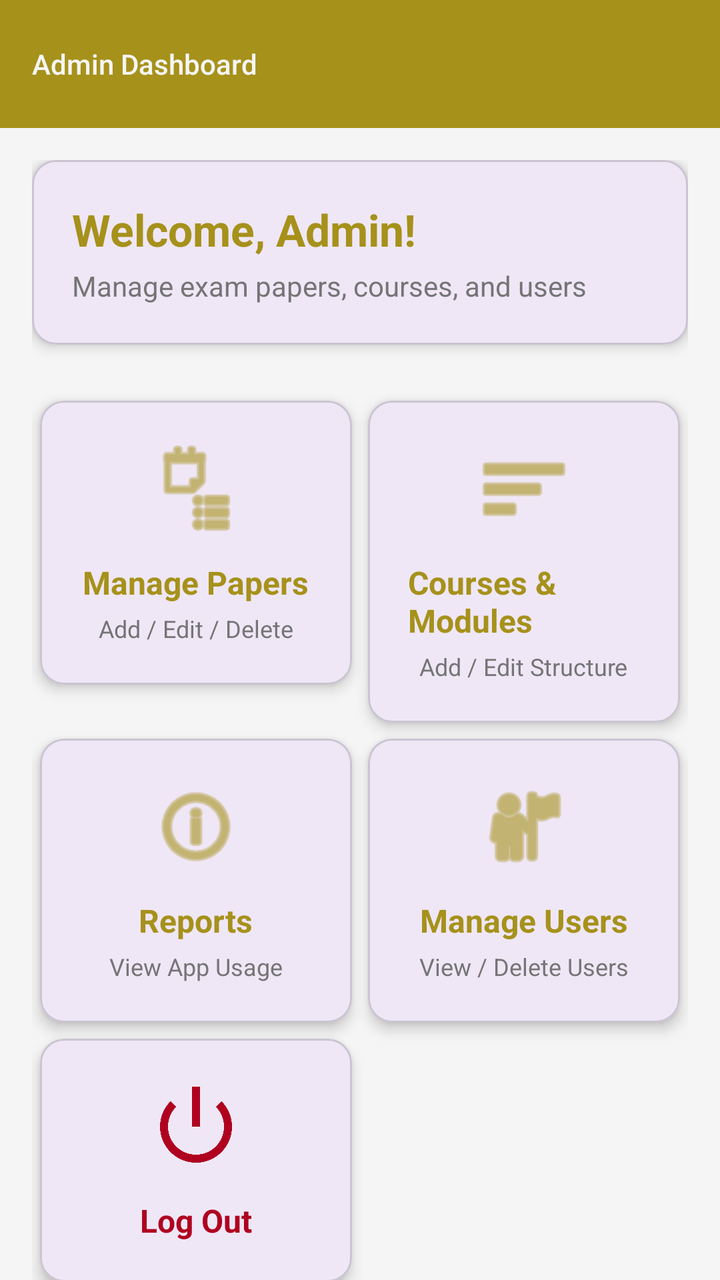
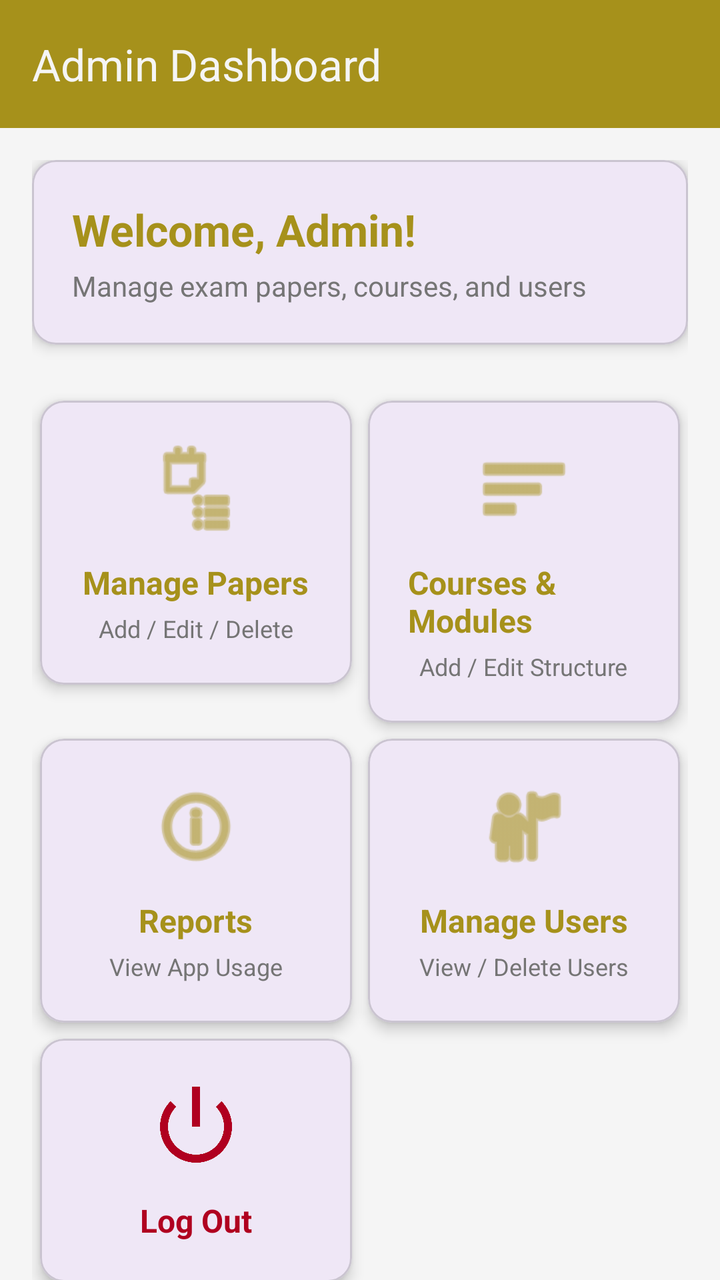

The first picture is an Android layout as it rendered before a commit; the second is the same layout after the commit. The layout source and the unified diff follow.
<!-- AndroidManifest.xml: application theme Theme.Academic_Vault -->
<!-- res/layout/activity_admin_dashboard.xml -->
<?xml version="1.0" encoding="utf-8"?>
<androidx.coordinatorlayout.widget.CoordinatorLayout
    xmlns:android="http://schemas.android.com/apk/res/android"
    xmlns:app="http://schemas.android.com/apk/res-auto"
    android:layout_width="match_parent"
    android:layout_height="match_parent"
    android:background="@color/background">

    
    <com.google.android.material.appbar.AppBarLayout
        android:layout_width="match_parent"
        android:layout_height="wrap_content"
        android:theme="@style/ThemeOverlay.AppCompat.Dark.ActionBar">

        <androidx.appcompat.widget.Toolbar
            android:id="@+id/toolbar"
            android:layout_width="match_parent"
            android:layout_height="?attr/actionBarSize"
            android:background="@color/accent"
            app:title="Admin Dashboard"
            app:titleTextAppearance="@style/TextAppearance.AppCompat.Body2"
            app:titleTextColor="@color/background" />

    </com.google.android.material.appbar.AppBarLayout>

    
    <androidx.core.widget.NestedScrollView
        android:layout_width="match_parent"
        android:layout_height="match_parent"
        app:layout_behavior="@string/appbar_scrolling_view_behavior">

        <LinearLayout
            android:layout_width="match_parent"
            android:layout_height="wrap_content"
            android:orientation="vertical"
            android:padding="16dp">

            
            <com.google.android.material.card.MaterialCardView
                android:layout_width="match_parent"
                android:layout_height="wrap_content"
                android:layout_marginBottom="24dp"
                app:cardCornerRadius="12dp"
                app:cardElevation="4dp">

                <LinearLayout
                    android:layout_width="match_parent"
                    android:layout_height="wrap_content"
                    android:orientation="vertical"
                    android:padding="20dp">

                    <TextView
                        android:layout_width="wrap_content"
                        android:layout_height="wrap_content"
                        android:text="Welcome, Admin!"
                        android:textColor="@color/accent"
                        android:textSize="22sp"
                        android:textStyle="bold" />

                    <TextView
                        android:layout_width="wrap_content"
                        android:layout_height="wrap_content"
                        android:text="Manage exam papers, courses, and users"
                        android:textSize="14sp"
                        android:textColor="@color/secondaryText"
                        android:layout_marginTop="4dp" />

                </LinearLayout>

            </com.google.android.material.card.MaterialCardView>

            
            <GridLayout
                android:layout_width="match_parent"
                android:layout_height="wrap_content"
                android:rowCount="3"
                android:columnCount="2"
                android:alignmentMode="alignMargins"
                android:useDefaultMargins="true">

                
                <com.google.android.material.card.MaterialCardView
                    android:id="@+id/card_manage_papers"
                    android:layout_width="0dp"
                    android:layout_height="wrap_content"
                    android:layout_columnWeight="1"
                    app:cardCornerRadius="12dp"
                    app:cardElevation="4dp"
                    android:clickable="true"
                    android:focusable="true">

                    <LinearLayout
                        android:layout_width="match_parent"
                        android:layout_height="wrap_content"
                        android:orientation="vertical"
                        android:padding="20dp"
                        android:gravity="center">

                        <ImageView
                            android:layout_width="48dp"
                            android:layout_height="48dp"
                            android:src="@android:drawable/ic_menu_agenda"
                            app:tint="@color/accent" />

                        <TextView
                            android:layout_width="wrap_content"
                            android:layout_height="wrap_content"
                            android:layout_marginTop="12dp"
                            android:text="Manage Papers"
                            android:textColor="@color/accent"
                            android:textSize="16sp"
                            android:textStyle="bold" />

                        <TextView
                            android:layout_width="wrap_content"
                            android:layout_height="wrap_content"
                            android:text="Add / Edit / Delete"
                            android:textSize="12sp"
                            android:textColor="@color/secondaryText"
                            android:layout_marginTop="4dp" />

                    </LinearLayout>

                </com.google.android.material.card.MaterialCardView>

                
                <com.google.android.material.card.MaterialCardView
                    android:id="@+id/card_manage_courses"
                    android:layout_width="0dp"
                    android:layout_height="wrap_content"
                    android:layout_columnWeight="1"
                    app:cardCornerRadius="12dp"
                    app:cardElevation="4dp"
                    android:clickable="true"
                    android:focusable="true">

                    <LinearLayout
                        android:layout_width="match_parent"
                        android:layout_height="wrap_content"
                        android:orientation="vertical"
                        android:padding="20dp"
                        android:gravity="center">

                        <ImageView
                            android:layout_width="48dp"
                            android:layout_height="48dp"
                            android:src="@android:drawable/ic_menu_sort_by_size"
                            app:tint="@color/accent" />

                        <TextView
                            android:layout_width="wrap_content"
                            android:layout_height="wrap_content"
                            android:layout_marginTop="12dp"
                            android:text="Courses &amp; Modules"
                            android:textColor="@color/accent"
                            android:textSize="16sp"
                            android:textStyle="bold" />

                        <TextView
                            android:layout_width="wrap_content"
                            android:layout_height="wrap_content"
                            android:text="Add / Edit Structure"
                            android:textSize="12sp"
                            android:textColor="@color/secondaryText"
                            android:layout_marginTop="4dp" />

                    </LinearLayout>

                </com.google.android.material.card.MaterialCardView>

                
                <com.google.android.material.card.MaterialCardView
                    android:id="@+id/card_reports"
                    android:layout_width="0dp"
                    android:layout_height="wrap_content"
                    android:layout_columnWeight="1"
                    app:cardCornerRadius="12dp"
                    app:cardElevation="4dp"
                    android:clickable="true"
                    android:focusable="true">

                    <LinearLayout
                        android:layout_width="match_parent"
                        android:layout_height="wrap_content"
                        android:orientation="vertical"
                        android:padding="20dp"
                        android:gravity="center">

                        <ImageView
                            android:layout_width="48dp"
                            android:layout_height="48dp"
                            android:src="@android:drawable/ic_menu_info_details"
                            app:tint="@color/accent" />

                        <TextView
                            android:layout_width="wrap_content"
                            android:layout_height="wrap_content"
                            android:layout_marginTop="12dp"
                            android:text="Reports"
                            android:textColor="@color/accent"
                            android:textSize="16sp"
                            android:textStyle="bold" />

                        <TextView
                            android:layout_width="wrap_content"
                            android:layout_height="wrap_content"
                            android:text="View App Usage"
                            android:textSize="12sp"
                            android:textColor="@color/secondaryText"
                            android:layout_marginTop="4dp" />

                    </LinearLayout>

                </com.google.android.material.card.MaterialCardView>

                
                <com.google.android.material.card.MaterialCardView
                    android:id="@+id/card_manage_users"
                    android:layout_width="0dp"
                    android:layout_height="wrap_content"
                    android:layout_columnWeight="1"
                    app:cardCornerRadius="12dp"
                    app:cardElevation="4dp"
                    android:clickable="true"
                    android:focusable="true">

                    <LinearLayout
                        android:layout_width="match_parent"
                        android:layout_height="wrap_content"
                        android:orientation="vertical"
                        android:padding="20dp"
                        android:gravity="center">

                        <ImageView
                            android:layout_width="48dp"
                            android:layout_height="48dp"
                            android:src="@android:drawable/ic_menu_myplaces"
                            app:tint="@color/accent" />

                        <TextView
                            android:layout_width="wrap_content"
                            android:layout_height="wrap_content"
                            android:layout_marginTop="12dp"
                            android:text="Manage Users"
                            android:textColor="@color/accent"
                            android:textSize="16sp"
                            android:textStyle="bold" />

                        <TextView
                            android:layout_width="wrap_content"
                            android:layout_height="wrap_content"
                            android:text="View / Delete Users"
                            android:textSize="12sp"
                            android:textColor="@color/secondaryText"
                            android:layout_marginTop="4dp" />

                    </LinearLayout>

                </com.google.android.material.card.MaterialCardView>

                
                <com.google.android.material.card.MaterialCardView
                    android:id="@+id/card_logout"
                    android:layout_width="0dp"
                    android:layout_height="wrap_content"
                    android:layout_columnWeight="1"
                    app:cardCornerRadius="12dp"
                    app:cardElevation="4dp"
                    android:clickable="true"
                    android:focusable="true">

                    <LinearLayout
                        android:layout_width="match_parent"
                        android:layout_height="wrap_content"
                        android:orientation="vertical"
                        android:padding="20dp"
                        android:gravity="center">

                        <ImageView
                            android:layout_width="48dp"
                            android:layout_height="48dp"
                            android:src="@android:drawable/ic_lock_power_off"
                            app:tint="@color/error" />

                        <TextView
                            android:layout_width="wrap_content"
                            android:layout_height="wrap_content"
                            android:text="Log Out"
                            android:textSize="16sp"
                            android:textStyle="bold"
                            android:layout_marginTop="12dp"
                            android:textColor="@color/error" />

                    </LinearLayout>

                </com.google.android.material.card.MaterialCardView>

            </GridLayout>

        </LinearLayout>

    </androidx.core.widget.NestedScrollView>

</androidx.coordinatorlayout.widget.CoordinatorLayout>
<!-- resources referenced by this layout -->
<resources>
  <color name="accent">#A6911B</color>
  <color name="background">#F5F5F5</color>
  <color name="error">#B00020</color>
  <color name="secondaryText">#757575</color>
  <style name="Theme.Academic_Vault" parent="Base.Theme.Academic_Vault" />
  <style name="Base.Theme.Academic_Vault" parent="Theme.Material3.DayNight.NoActionBar">
          
          
      </style>
</resources>

<!-- the commit's change to res/layout/activity_admin_dashboard.xml (unified diff, before → after) -->
@@ -16,9 +16,11 @@
             android:id="@+id/toolbar"
             android:layout_width="match_parent"
             android:layout_height="?attr/actionBarSize"
-            android:background="@color/accent"
+            android:background="#A6911B"
+            android:touchscreenBlocksFocus="true"
+            android:transitionGroup="false"
             app:title="Admin Dashboard"
-            app:titleTextAppearance="@style/TextAppearance.AppCompat.Body2"
+            app:titleTextAppearance="@style/TextAppearance.AppCompat.Large"
             app:titleTextColor="@color/background" />
 
     </com.google.android.material.appbar.AppBarLayout>
